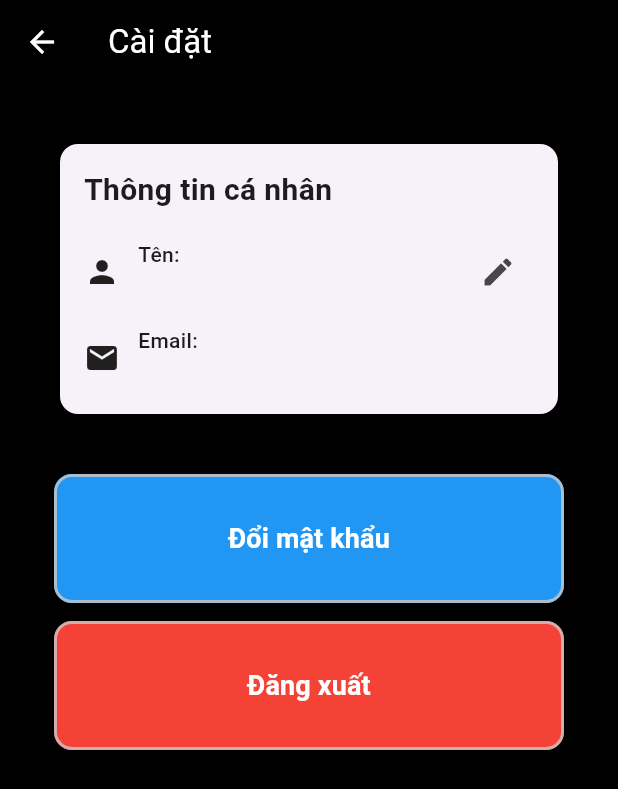
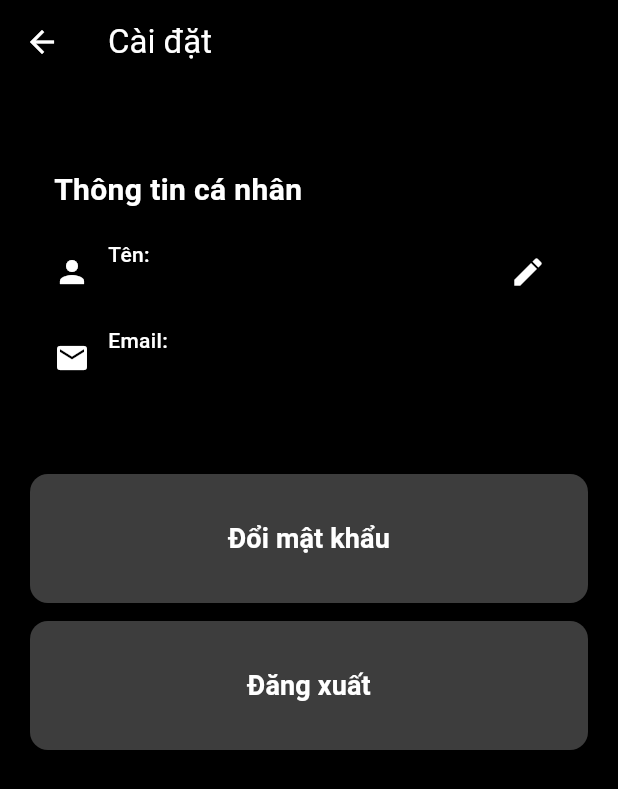
Before and after one commit to thanh2242003/English_App, a Flutter app: the SettingsScreen screen opened directly, on a phone screen of 412 x 824 dp. Shown: the top 789 px of the screen. Run offline on Flutter 3.47's test engine with Material 3 defaults, Android fonts, the phone set to English and light mode, and no system bars; our stand-ins replace cloud_firestore, firebase_auth, firebase_core, flutter_tts, google_sign_in; accounts and stored records are empty.

Commit message:
fix ui setting screen

```diff
--- a/lib/presentation/screens/settings_screen.dart
+++ b/lib/presentation/screens/settings_screen.dart
@@ -187,8 +187,12 @@ class _SettingsScreenState extends State<SettingsScreen> {
   }
 
   Widget _buildUserInfoSection() {
-    return Card(
-      margin: EdgeInsets.all(40),
+    return Container(
+      margin: EdgeInsets.symmetric(horizontal: 20,vertical: 40),
+      decoration: BoxDecoration(
+        color: Colors.transparent,
+        borderRadius: BorderRadius.circular(10),
+      ),
       child: Padding(
         padding: const EdgeInsets.all(16),
         child: Column(
@@ -196,12 +200,12 @@ class _SettingsScreenState extends State<SettingsScreen> {
           children: [
             const Text(
               'Thông tin cá nhân',
-              style: TextStyle(fontSize: 20, fontWeight: FontWeight.bold),
+              style: TextStyle(color: Colors.white,fontSize: 20, fontWeight: FontWeight.bold),
             ),
             const SizedBox(height: 16),
             Row(
               children: [
-                const Icon(Icons.person, size: 24),
+                const Icon(Icons.person, color: Colors.white, size: 24),
                 const SizedBox(width: 12),
                 Expanded(
                   child: Column(
@@ -209,22 +213,22 @@ class _SettingsScreenState extends State<SettingsScreen> {
                     children: [
                       const Text(
                         'Tên:',
-                        style: TextStyle(fontWeight: FontWeight.w500),
+                        style: TextStyle(color: Colors.white,fontWeight: FontWeight.w500),
                       ),
-                      Text(_userName, style: const TextStyle(fontSize: 16)),
+                      Text(_userName, style: const TextStyle(color:Colors.white,fontSize: 16)),
                     ],
                   ),
                 ),
                 IconButton(
                   onPressed: () => _showChangeNameDialog(),
-                  icon: const Icon(Icons.edit),
+                  icon: const Icon(Icons.edit, color: Colors.white,),
                 ),
               ],
             ),
             const SizedBox(height: 12),
             Row(
               children: [
-                const Icon(Icons.email, size: 24),
+                const Icon(Icons.email,color: Colors.white, size: 24),
                 const SizedBox(width: 12),
                 Expanded(
                   child: Column(
@@ -232,9 +236,9 @@ class _SettingsScreenState extends State<SettingsScreen> {
                     children: [
                       const Text(
                         'Email:',
-                        style: TextStyle(fontWeight: FontWeight.w500),
+                        style: TextStyle(color: Colors.white,fontWeight: FontWeight.w500),
                       ),
-                      Text(_userEmail, style: const TextStyle(fontSize: 16)),
+                      Text(_userEmail, style: const TextStyle(color: Colors.white,fontSize: 16)),
                     ],
                   ),
                 ),
@@ -254,7 +258,8 @@ class _SettingsScreenState extends State<SettingsScreen> {
           margin: EdgeInsets.symmetric(horizontal: 20),
           child: MyButton(
             data: 'Đổi mật khẩu',
-            backgroundColor: Colors.blue,
+            borderColor: Colors.transparent,
+            backgroundColor: Colors.white24,
             textColor: Colors.white,
             onTap: () => _showChangePasswordDialog(),
           ),
@@ -265,7 +270,8 @@ class _SettingsScreenState extends State<SettingsScreen> {
           margin: EdgeInsets.symmetric(horizontal: 20),
           child: MyButton(
             data: 'Đăng xuất',
-            backgroundColor: Colors.red,
+            backgroundColor: Colors.white24,
+            borderColor: Colors.transparent,
             textColor: Colors.white,
             onTap: _signOut,
           ),
@@ -444,20 +450,17 @@ class _SettingsScreenState extends State<SettingsScreen> {
     }
 
     return Scaffold(
+      backgroundColor: Colors.black,
       appBar: AppBar(
         title: const Text('Cài đặt'),
         backgroundColor: Colors.black,
         foregroundColor: Colors.white,
       ),
-      backgroundColor: Colors.black,
       body: SingleChildScrollView(
         child: Column(
           children: [
             _buildUserInfoSection(),
-            Padding(
-              padding: const EdgeInsets.symmetric(horizontal: 16),
-              child: _buildActionButtons(),
-            ),
+            _buildActionButtons(),
             const SizedBox(height: 20),
           ],
         ),
```
